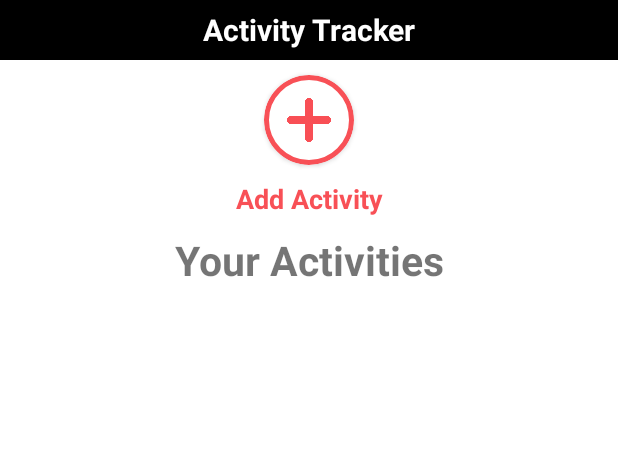
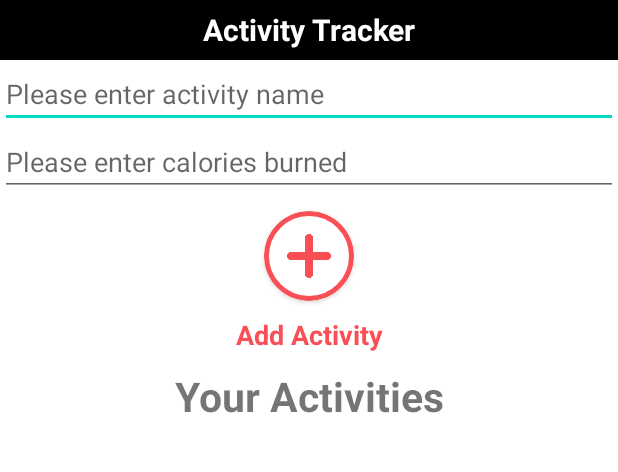
Before and after one commit to SmartNutrition11/smartnutrition, an Android app: the CalorieCounterActivity screen opened directly, with no data from a screen before it, on a phone screen of 412 x 824 dp, the part 84-556 px from its top. Run offline under Robolectric (Android 15) with nearby library versions, the phone set to English and light mode, and no system bars.

Commit message:
Modified Activity Tracker screen

```diff
--- a/app/src/main/java/edu/uc/mille5bm/smartnutrition/CalorieCounterActivity.kt
+++ b/app/src/main/java/edu/uc/mille5bm/smartnutrition/CalorieCounterActivity.kt
@@ -8,27 +8,21 @@ import android.widget.EditText
 import androidx.appcompat.app.AppCompatActivity
 
 class CalorieCounterActivity: AppCompatActivity() {
+    val listItems = ArrayList<String>()
+    var adapter: ArrayAdapter<String>? = null
+    val clickCounter = 0
     override fun onCreate(savedInstanceState: Bundle?) {
         super.onCreate(savedInstanceState)
         setContentView(R.layout.activity_tracker)
-        var listItems = ArrayList<String>()
-        var adapter: ArrayAdapter<String>? = null
-        var clickCounter = 0
-
         adapter = ArrayAdapter(this,
                 android.R.layout.simple_list_item_1,
                 listItems)
     }
     fun addItems(v: View?) {
-
-        findViewById<View>(R.id.llAddActivity).visibility = View.VISIBLE
-    }
-    fun submit(v: View?) {
-        findViewById<View>(R.id.llAddActivity).visibility = View.GONE
         var ed1 = findViewById<EditText>(R.id.etName)
         val ed2 = findViewById<EditText>(R.id.etCal)
-        //listItems.add(ed1.text.toString() + ",  Calories Burned: " + ed2.text)
-      //  adapter!!.notifyDataSetChanged()
+        listItems.add(ed1.text.toString() + ",  Calories Burned: " + ed2.text)
+        adapter!!.notifyDataSetChanged()
         ed1.setText("")
         ed2.setText("")
     }
--- a/app/src/main/res/layout/activity_tracker.xml
+++ b/app/src/main/res/layout/activity_tracker.xml
@@ -6,59 +6,6 @@
     android:layout_height="match_parent"
     android:orientation="vertical"
     tools:context=".CalorieCounterActivity">
-
-    <LinearLayout xmlns:android="http://schemas.android.com/apk/res/android"
-        android:id="@+id/llAddActivity"
-        android:layout_width="match_parent"
-        android:layout_height="match_parent"
-        android:background="#D6A40E"
-        android:gravity="center_horizontal"
-        android:orientation="vertical"
-        android:elevation="2dp"
-        android:clickable="true"
-        android:padding="20dp"
-        android:visibility="gone">
-
-        <TextView
-            android:layout_width="match_parent"
-            android:layout_height="wrap_content"
-            android:layout_gravity="center"
-            android:layout_marginTop="30dp"
-            android:layout_marginBottom="50dp"
-            android:gravity="center"
-            android:text=" Add Activity"
-            android:textSize="30dp"
-            android:textStyle="bold" />
-
-        <EditText
-            android:id="@+id/etName"
-            android:layout_width="fill_parent"
-            android:layout_height="wrap_content"
-            android:gravity="top"
-            android:hint="Please enter activity name"
-            android:scrollbars="vertical"
-            android:singleLine="true" />
-
-
-        <EditText
-            android:id="@+id/etCal"
-            android:layout_width="fill_parent"
-            android:layout_height="wrap_content"
-            android:gravity="top"
-            android:hint="Please enter calories burned"
-            android:inputType="number"
-            android:scrollbars="vertical"
-            android:singleLine="true" />
-
-        <Button
-            android:id="@+id/submit"
-            android:layout_width="match_parent"
-            android:layout_height="wrap_content"
-            android:layout_margin="30dp"
-            android:onClick="submit"
-            android:singleLine="true"
-            android:text="Submit" />
-    </LinearLayout>
 
     <LinearLayout
         android:layout_width="match_parent"
@@ -75,6 +22,26 @@
             android:textColor="@color/white"
             android:textSize="20dp"
             android:textStyle="bold" />
+
+        <EditText
+            android:id="@+id/etName"
+            android:layout_width="fill_parent"
+            android:layout_height="wrap_content"
+            android:gravity="top"
+            android:hint="Please enter activity name"
+            android:scrollbars="vertical"
+            android:singleLine="true" />
+
+        <EditText
+            android:id="@+id/etCal"
+            android:layout_width="fill_parent"
+            android:layout_height="wrap_content"
+            android:gravity="top"
+            android:hint="Please enter calories burned"
+            android:inputType="number"
+            android:scrollbars="vertical"
+            android:singleLine="true" />
+
         <androidx.cardview.widget.CardView
             android:layout_width="60dp"
             android:layout_height="60dp"
```
